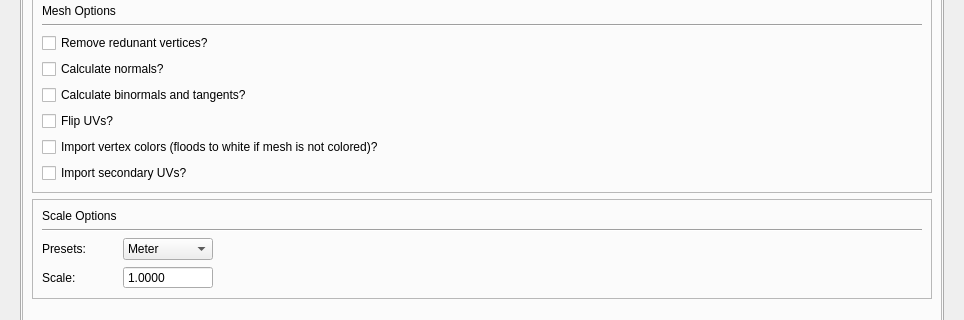
This is code/qttoolkit/contentbrowser/ui/modelimporterwindow.ui in gscept/nebula-trifid as Qt 5 draws it before an edit; both pictures show x 0 to 964 and y 184 to 504 of the 964 by 765 pixel window. The edited form follows.
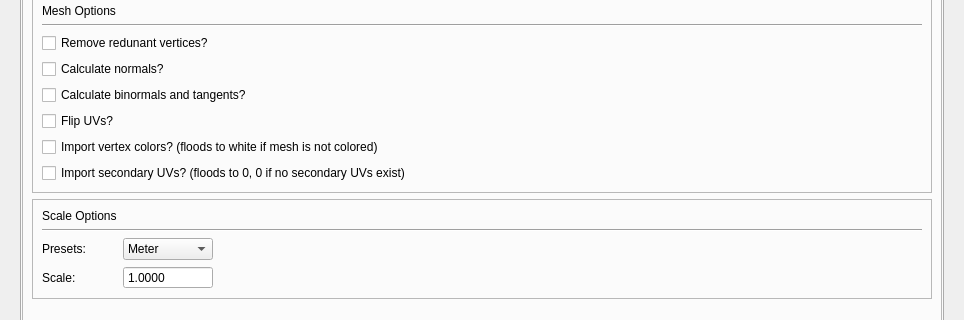
This is the edited form.

```diff
--- a/code/qttoolkit/contentbrowser/ui/modelimporterwindow.ui
+++ b/code/qttoolkit/contentbrowser/ui/modelimporterwindow.ui
@@ -640,7 +640,7 @@
                    <string>&lt;html&gt;&lt;body&gt;&lt;p&gt;Import vertex colors from mesh source.&lt;/p&gt;&lt;/body&gt;&lt;/html&gt;</string>
                   </property>
                   <property name="text">
-                   <string>Import vertex colors (floods to white if mesh is not colored)?</string>
+                   <string>Import vertex colors? (floods to white if mesh is not colored)</string>
                   </property>
                  </widget>
                 </item>
@@ -701,7 +701,7 @@
                    <string>&lt;html&gt;&lt;body&gt;&lt;p&gt;Import secondary UV set for lightmapped assets.&lt;/p&gt;&lt;/body&gt;&lt;/html&gt;</string>
                   </property>
                   <property name="text">
-                   <string>Import secondary UVs?</string>
+                   <string>Import secondary UVs? (floods to 0, 0 if no secondary UVs exist)</string>
                   </property>
                  </widget>
                 </item>
```
